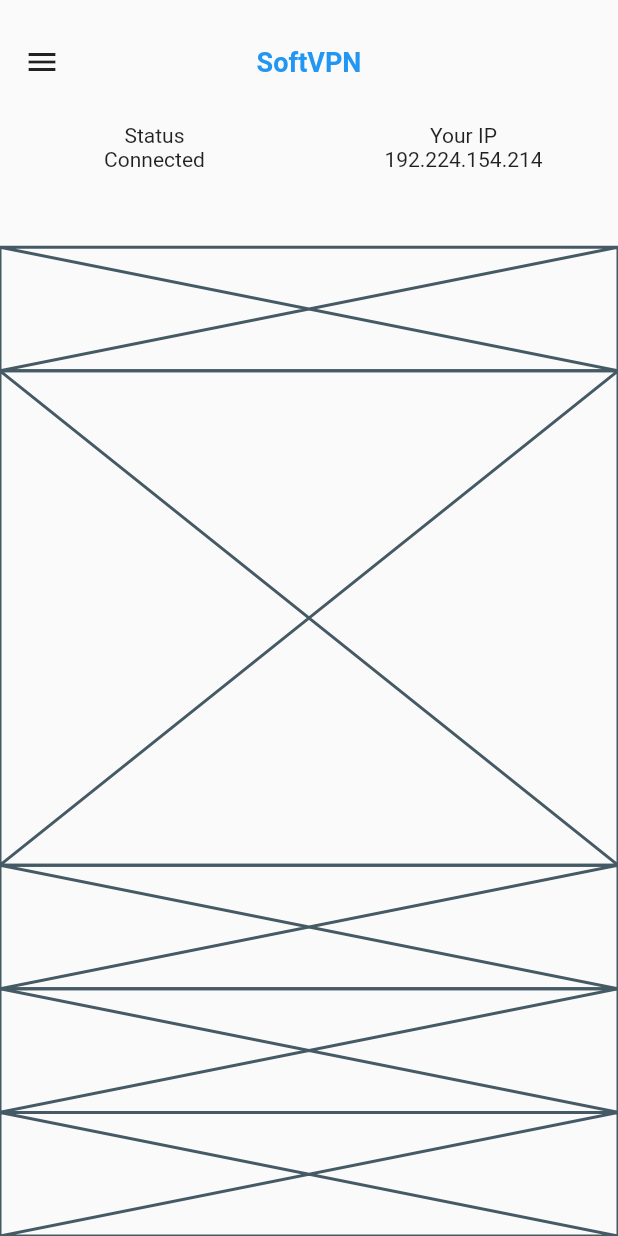
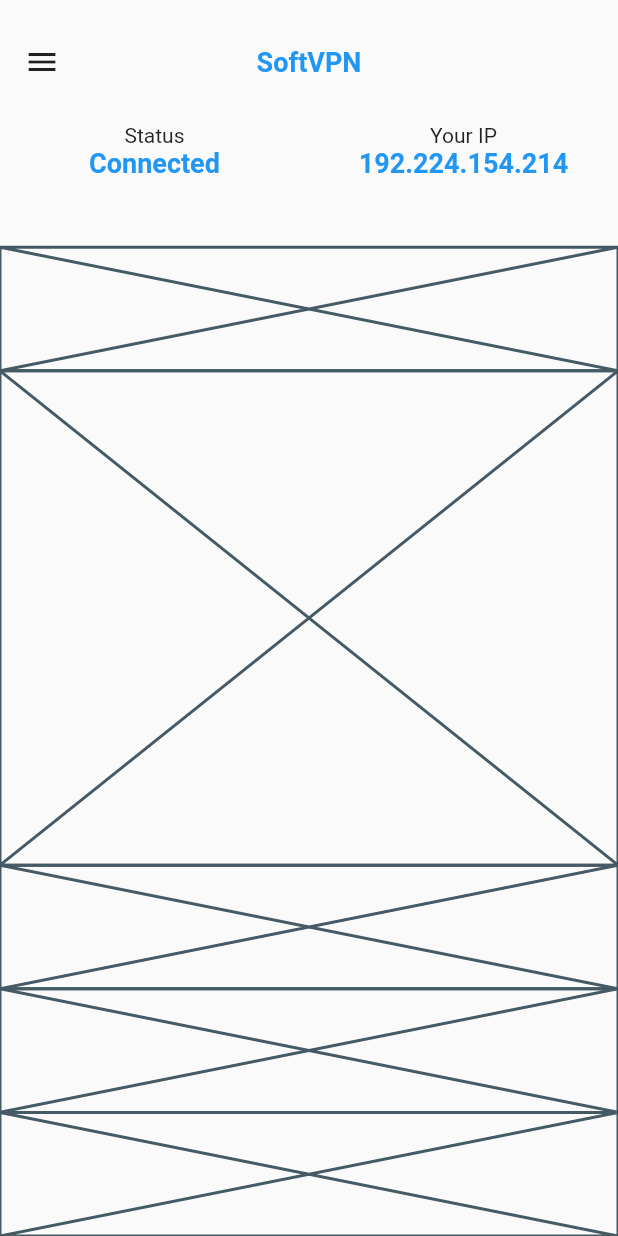
Before and after one commit to JAICHANGPARK/flutter_notebook_11th_story, a Flutter app: the screen it shows after launch, on a phone screen of 412 x 824 dp. Run offline on Flutter 3.47's test engine with Material 2 defaults, Android fonts, the phone set to English and light mode, and no system bars; our stand-ins replace backdrop, badges, flutter_inner_drawer, flutter_slidable, flutter_swiper, google_fonts.

Commit message:
Update vpn_home_page.dart

```diff
--- a/lib/ep721_vpn_mobile_app/ui/vpn_home_page.dart
+++ b/lib/ep721_vpn_mobile_app/ui/vpn_home_page.dart
@@ -43,12 +43,17 @@ class _VpnHomePageState extends State<VpnHomePage> {
                       child: Column(
                     children: [
                       Text("Status"),
-                      Text("Connected"),
+                      Text(
+                        "Connected",
+                        style: TextStyle(fontWeight: FontWeight.bold, color: Colors.blue, fontSize: 18),
+                      )
                     ],
                   )),
                   Expanded(
                       child: Column(
-                    children: [Text("Your IP"), Text("192.224.154.214")],
+                    children: [Text("Your IP"), Text("192.224.154.214",
+                      style: TextStyle(fontWeight: FontWeight.bold, color: Colors.blue, fontSize: 18),
+                    )],
                   )),
                 ],
               ),
```
